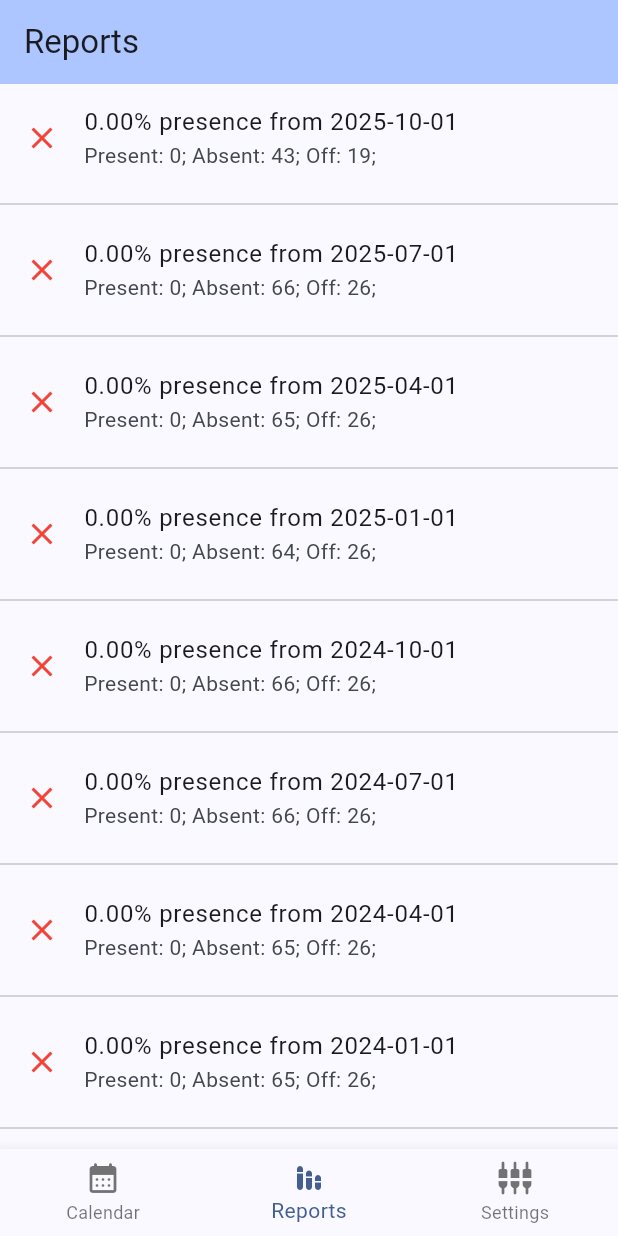
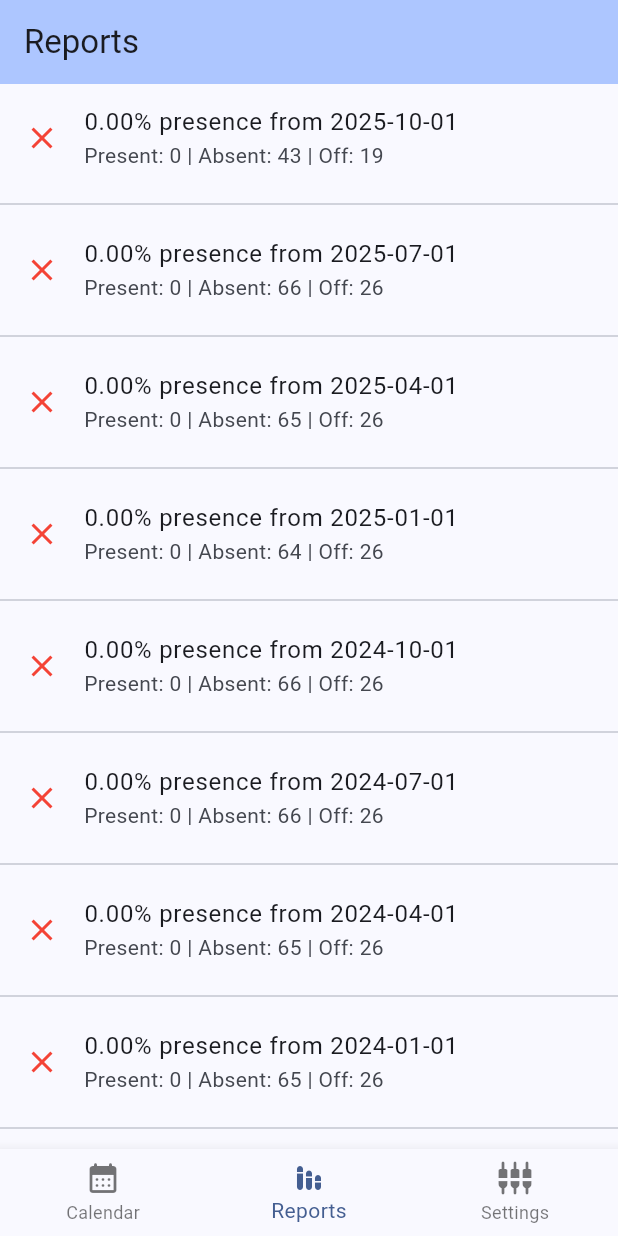
Before and after one commit to fmolina199/office-tracker, a Flutter app: the screen it shows after launch, item 2 of the bottom bar chosen, on a phone screen of 412 x 824 dp. Run offline on Flutter 3.47's test engine with Material 3 defaults, Android fonts, the phone set to English and light mode, and no system bars; our stand-ins replace dropdown_search, flutter_bloc, flutter_local_notifications, geolocator, logger, shared_preferences.

Commit message:
Fix report substring

```diff
--- a/lib/screens/report_screen.dart
+++ b/lib/screens/report_screen.dart
@@ -114,9 +114,9 @@ class ReportScreen extends StatelessWidget {
             leading: (isAboveRequired) ? checkIcon : closeIcon,
             title: Text('${percentage.toStringAsFixed(2)}% presence'
                 ' from ${dateFormat.format(reportDate)}'),
-            subtitle: Text('Present: ${result.daysPresent};'
-                ' Absent: ${result.daysAbsent};'
-                ' Off: ${result.daysOff};'),
+            subtitle: Text('Present: ${result.daysPresent} |'
+                ' Absent: ${result.daysAbsent} |'
+                ' Off: ${result.daysOff}'),
           );
         },
       ),
```
Also changed, not shown: 1 other file.
